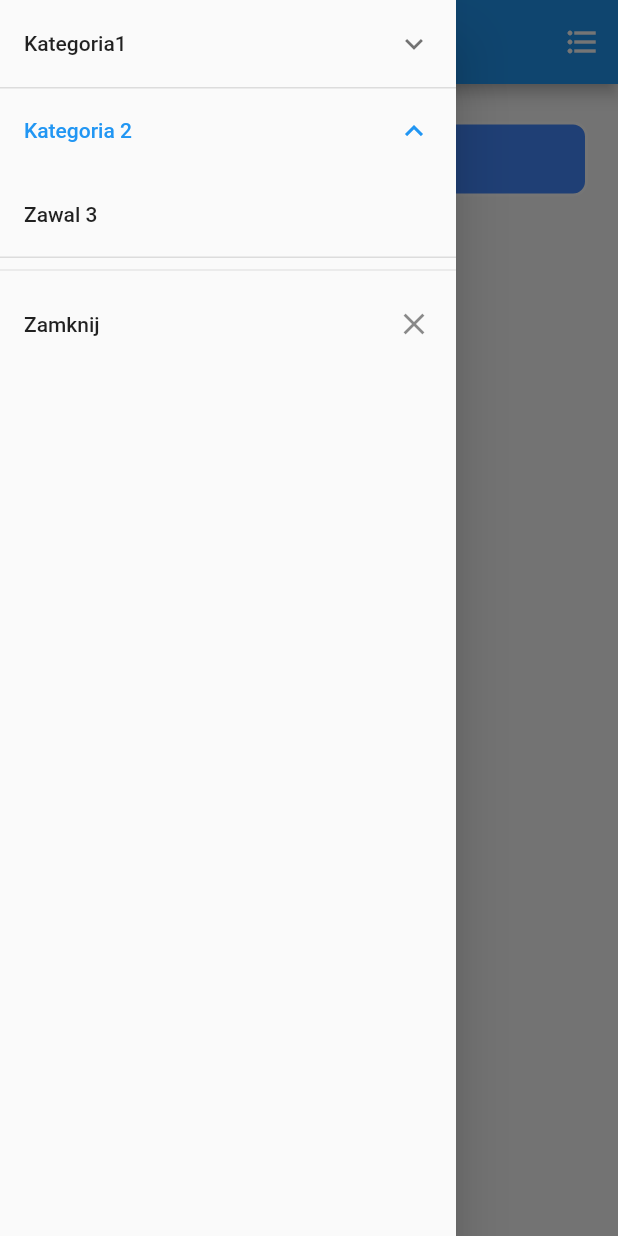
After one commit to madb88/ekg_app_flutter, a Flutter app: the NestedCategoryList screen opened directly, in the side drawer, after a tap on "Nested Category", on a phone screen of 412 x 824 dp. The commit adds this screen. Run offline on Flutter 3.47's test engine with Material 2 defaults, Android fonts, the phone set to English and light mode, and no system bars; our stand-ins replace cloud_firestore; missing offline and left inert: firebase_admob; accounts and stored records are empty.

Commit message:
Improvements for navigations, added nested list option, new logo

```diff
--- a/lib/home_page.dart
+++ b/lib/home_page.dart
@@ -11,7 +11,6 @@ class MyCustomRoute<T> extends MaterialPageRoute<T> {
       Animation<double> secondaryAnimation, Widget child) {
     if (settings.isInitialRoute) return child;
     return child;
-    // return new FadeTransition(opacity: animation, child: child);
   }
 }
 
@@ -19,12 +18,11 @@ class HomePageList extends StatelessWidget {
   final _study = "Kategoria 1";
   final _calculator = "Kategoria 2";
 
-
   @override
   Widget build(BuildContext context) {
     var _onTap;
     return new Scaffold(
-      appBar: new AppBar(title: new Text("EKG Fiszki")),
+      appBar: new AppBar(title: new Text("EKG Podstawy")),
       body: new Container(
         padding: const EdgeInsets.all(20.0),
         margin: new EdgeInsets.fromLTRB(0.0, 5.0, 0.0, 5.0),
@@ -44,7 +42,7 @@ class HomePageList extends StatelessWidget {
                   border: new Border.all(color: Colors.white, width: 2.0),
                   borderRadius: new BorderRadius.circular(10.0),
                 ),
-                child:  Center(
+                child: Center(
                   child: new Text(
                     'Nauka',
                     style: new TextStyle(fontSize: 38.0, color: Colors.white),
@@ -68,7 +66,7 @@ class HomePageList extends StatelessWidget {
                   border: new Border.all(color: Colors.white, width: 2.0),
                   borderRadius: new BorderRadius.circular(10.0),
                 ),
-                child:  Center(
+                child: Center(
                   child: new Text(
                     'Kalkulator',
                     style: new TextStyle(fontSize: 38.0, color: Colors.white),
--- /dev/null
+++ b/lib/nested_category1.dart
@@ -0,0 +1,122 @@
+import 'package:flutter/material.dart';
+import 'card_list.dart';
+import 'category_list.dart';
+
+class MyCustomRoute<T> extends MaterialPageRoute<T> {
+  MyCustomRoute({WidgetBuilder builder, RouteSettings settings})
+      : super(builder: builder, settings: settings);
+
+  @override
+  Widget buildTransitions(BuildContext context, Animation<double> animation,
+      Animation<double> secondaryAnimation, Widget child) {
+    if (settings.isInitialRoute) return child;
+    return child;
+    // return new FadeTransition(opacity: animation, child: child);
+  }
+}
+
+class NestedCategoryList extends StatelessWidget {
+  final _nestedCategory1 = "Nested Category 1";
+  final _nestedCategory2 = "Nested Category 2";
+
+  @override
+  Widget build(BuildContext context) {
+    Drawer drawer = Drawer(
+      child: ListView(
+        children: <Widget>[
+          ExpansionTile(
+            title: Text("Kategoria1"),
+            children: <Widget>[
+              ListTile(
+                  onTap: () {
+                    Navigator.of(context).pop();
+                    Navigator.push(
+                      context,
+                      MyCustomRoute(
+                          builder: (context) => CardList('Kategoria 1', 1)),
+                    );
+                  },
+                  selected: false,
+                  title: Text('Zawal')),
+            ],
+          ),
+          ExpansionTile(
+            title: Text("Kategoria 2"),
+            children: <Widget>[
+              ListTile(
+                  onTap: () {
+                    Navigator.of(context).pop();
+                    Navigator.push(
+                      context,
+                      MyCustomRoute(
+                          builder: (context) => CardList('Kategoria2', 1)),
+                    );
+                  },
+                  selected: false,
+                  title: Text('Zawal 3')),
+            ],
+          ),
+          Divider(),
+          ListTile(
+            onTap: () {
+              Navigator.pop(context);
+            },
+            title: Text("Zamknij"),
+            trailing: Icon(Icons.close),
+          )
+        ],
+      ),
+    );
+
+    return new Scaffold(
+      drawer: drawer,
+      appBar: new AppBar(
+        title: new Text("EKG Podstawy"),
+        actions: <Widget>[
+          new IconButton(
+            icon: new Icon(Icons.format_list_bulleted),
+            tooltip: 'Kategorie',
+            onPressed: () {
+              Navigator.push(
+                context,
+                MyCustomRoute(builder: (context) => CategoryList()),
+              );
+            },
+          ),
+        ],
+      ),
+      body: new Container(
+        padding: const EdgeInsets.all(20.0),
+        margin: new EdgeInsets.fromLTRB(0.0, 5.0, 0.0, 5.0),
+        child: ListView(
+          children: <Widget>[
+            new InkWell(
+              onTap: () {
+                Navigator.push(
+                  context,
+                  MyCustomRoute(
+                      builder: (context) => CardList('Nested Category', 1)),
+                );
+              },
+              child: new Container(
+                //width: 100.0,
+                height: 50.0,
+                decoration: new BoxDecoration(
+                  color: Colors.blueAccent,
+                  border: new Border.all(color: Colors.white, width: 2.0),
+                  borderRadius: new BorderRadius.circular(10.0),
+                ),
+                child: new Center(
+                  child: new Text(
+                    'Nested Category',
+                    style: new TextStyle(fontSize: 18.0, color: Colors.white),
+                  ),
+                ),
+              ),
+            ),
+          ],
+        ),
+      ),
+    );
+  }
+}
--- a/pubspec.yaml
+++ b/pubspec.yaml
@@ -10,7 +10,6 @@ dependencies:
   cupertino_icons: ^0.1.2
   cloud_firestore: ^0.7.4
   material_search: ^0.2.7
-  flutter_search_bar: ^2.0.5
   english_words: ^3.1.0
   firebase_admob: ^0.5.6
 
@@ -40,7 +39,7 @@ flutter:
    - data_repo/category6.json
    - data_repo/category7.json
    - data_repo/category8.json
-   - images/logo.png
+   - images/logo2.png
    - images/ekg_images/
   #  - load_json/a_dot_burr.jpeg
   #  - images/a_dot_ham.jpeg
```
Also changed, not shown: lib/card_list.dart (+21 -10 lines), lib/category_list.dart (+34 -9 lines), images/logo2.png (added), pubspec.lock, 2 other files.
